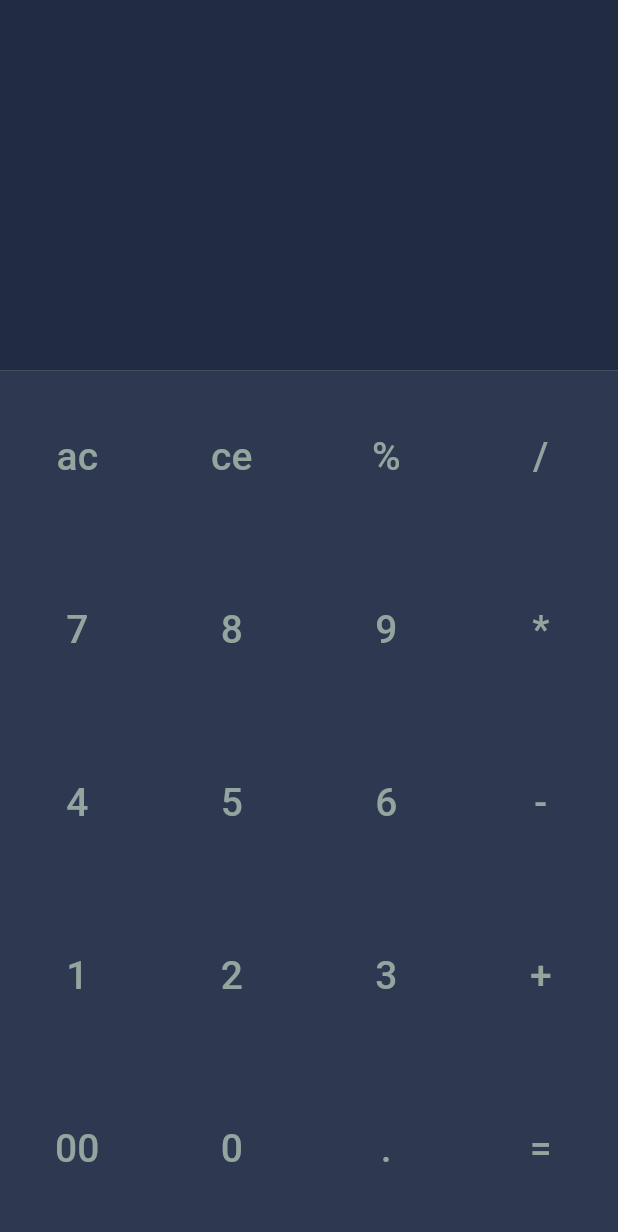
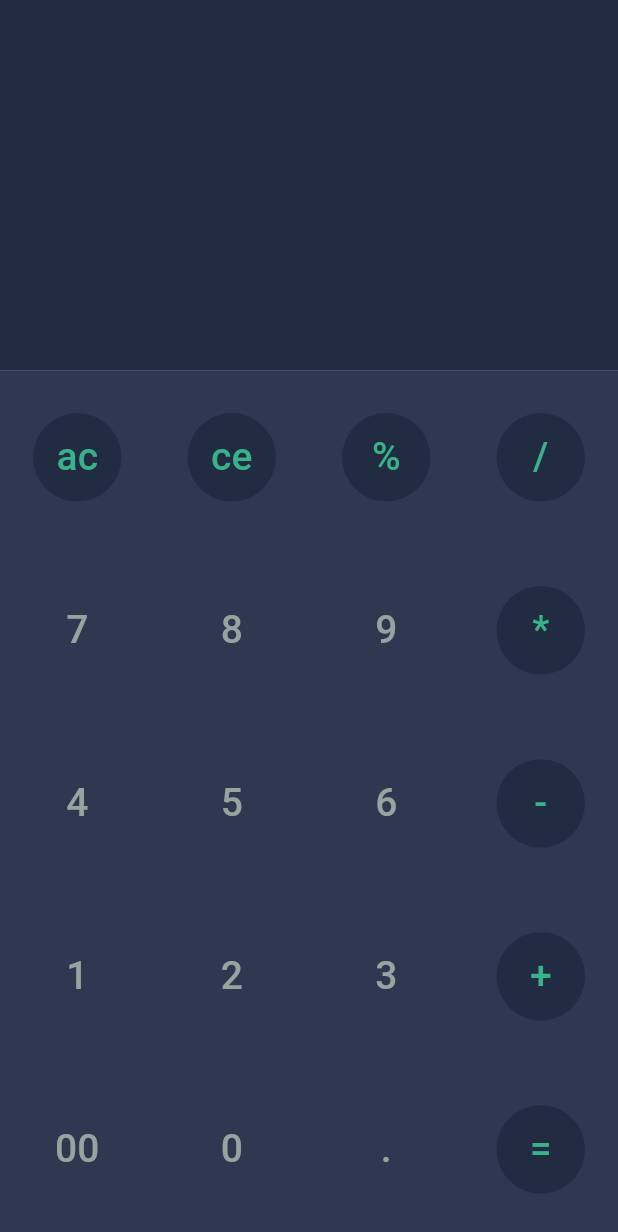
Before and after one commit to mehrshadkhv/calculator_application, a Flutter app: the screen it shows after launch, on a phone screen of 412 x 824 dp. Shown: the top 1232 px of the screen. Run offline on Flutter 3.47's test engine with Material 3 defaults, Android fonts, the phone set to English and light mode, and no system bars; our stand-ins replace hexcolor.

Commit message:
Action buttons changed to a circular shape and their colors were updated; the buttons are now active

```diff
--- a/lib/main.dart
+++ b/lib/main.dart
@@ -5,9 +5,14 @@ void main() {
   runApp(Application());
 }
 
-class Application extends StatelessWidget {
+class Application extends StatefulWidget {
   const Application({super.key});
 
+  @override
+  State<Application> createState() => _ApplicationState();
+}
+
+class _ApplicationState extends State<Application> {
   @override
   Widget build(BuildContext context) {
     return MaterialApp(
@@ -18,7 +23,27 @@ class Application extends StatelessWidget {
             children: [
               Expanded(
                 flex: 3,
-                child: Container(height: 100, color: backgroundGreyDark),
+                child: Container(
+                  height: 100,
+                  color: backgroundGreyDark,
+                  child: Column(
+                    crossAxisAlignment: CrossAxisAlignment.stretch,
+                    children: [
+                      Padding(
+                        padding: const EdgeInsets.all(8.0),
+                        child: Text(
+                          inputUser,
+                          textAlign: TextAlign.end,
+                          style: TextStyle(
+                            color: textGreen,
+                            fontWeight: FontWeight.bold,
+                            fontSize: 28.0,
+                          ),
+                        ),
+                      ),
+                    ],
+                  ),
+                ),
               ),
               Expanded(
                 flex: 7,
@@ -43,51 +68,117 @@ class Application extends StatelessWidget {
     );
   }
 
+  var inputUser = '';
+  void buttonPressed(String text) {
+    setState(() {
+      inputUser = inputUser + text;
+    });
+  }
+
+  bool isOperator(String text) {
+    var list = ['ac', 'ce', '%', '/', '*', '-', '+', '='];
+
+    for (var item in list) {
+      if (item == text) {
+        return true;
+      }
+    }
+    return false;
+  }
+
+  Color getBackgroundColor(String text) {
+    if (isOperator(text)) {
+      return backgroundGreyDark;
+    } else {
+      return backgroundGrey;
+    }
+  }
+
+  Color getForegroundColor(String text) {
+    if (isOperator(text)) {
+      return textGreen;
+    } else {
+      return textGrey;
+    }
+  }
+
   Widget getRow(String text1, String text2, String text3, String text4) {
     return Row(
       mainAxisAlignment: MainAxisAlignment.spaceAround,
       children: [
         TextButton(
-          onPressed: () {},
+          style: TextButton.styleFrom(
+            shape: CircleBorder(
+              side: BorderSide(width: 0, color: Colors.transparent),
+            ),
+            backgroundColor: getBackgroundColor(text1),
+          ),
+          onPressed: () {
+            buttonPressed(text1);
+          },
           child: Padding(
             padding: const EdgeInsets.all(3),
             child: Text(
               text1,
               textAlign: TextAlign.center,
-              style: TextStyle(fontSize: 26, color: textGrey),
+              style: TextStyle(fontSize: 26, color: getForegroundColor(text1)),
             ),
           ),
         ),
         TextButton(
-          onPressed: () {},
+          style: TextButton.styleFrom(
+            shape: CircleBorder(
+              side: BorderSide(width: 0, color: Colors.transparent),
+            ),
+            backgroundColor: getBackgroundColor(text2),
+          ),
+          onPressed: () {
+            buttonPressed(text2);
+          },
           child: Padding(
             padding: const EdgeInsets.all(3),
             child: Text(
               text2,
               textAlign: TextAlign.center,
-              style: TextStyle(fontSize: 26, color: textGrey),
+              style: TextStyle(fontSize: 26, color: getForegroundColor(text2)),
             ),
           ),
         ),
         TextButton(
-          onPressed: () {},
+          style: TextButton.styleFrom(
+            shape: CircleBorder(
+              side: BorderSide(width: 0, color: Colors.transparent),
+            ),
+            backgroundColor: getBackgroundColor(text3),
+          ),
+          onPressed: () {
+            buttonPressed(text3);
+          },
           child: Padding(
             padding: const EdgeInsets.all(3),
             child: Text(
               text3,
               textAlign: TextAlign.center,
-              style: TextStyle(fontSize: 26, color: textGrey),
+              style: TextStyle(fontSize: 26, color: getForegroundColor(text3)),
             ),
           ),
         ),
         TextButton(
-          onPressed: () {},
+          style: TextButton.styleFrom(
+            shape: CircleBorder(
+              side: BorderSide(width: 0, color: Colors.transparent),
+            ),
+            backgroundColor: getBackgroundColor(text4),
+          ),
+          onPressed: () {
+            buttonPressed(text4);
+          },
           child: Padding(
             padding: const EdgeInsets.all(3),
             child: Text(
               text4,
               textAlign: TextAlign.center,
-              style: TextStyle(fontSize: 26, color: textGrey),
+              style: TextStyle(fontSize: 26, color: getForegroundColor(text4)),
             ),
           ),
         ),
```
